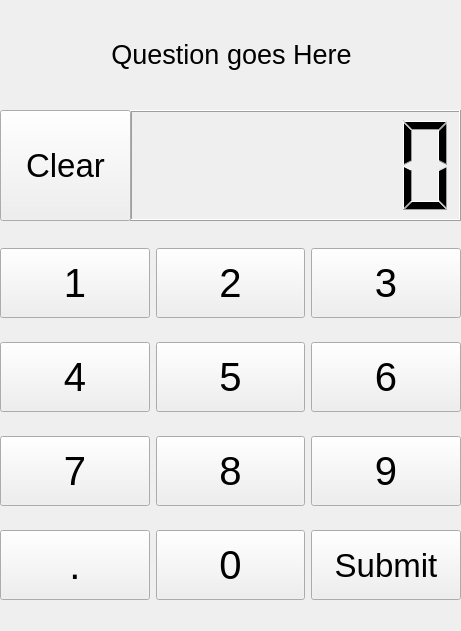
Before: the Qt Designer form umati/UmatiMathTaskView.ui in kheimerl/umati, drawn with Qt 5.
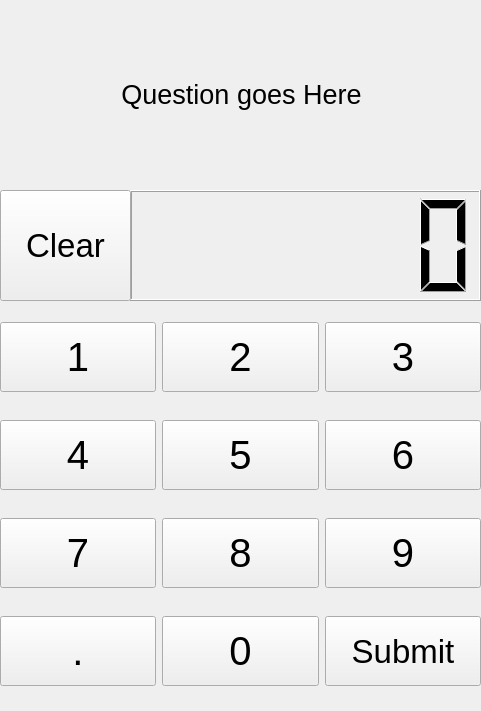
After: the same form once the commit is applied.

```diff
--- a/umati/UmatiMathTaskView.ui
+++ b/umati/UmatiMathTaskView.ui
@@ -6,8 +6,8 @@
    <rect>
     <x>0</x>
     <y>0</y>
-    <width>461</width>
-    <height>631</height>
+    <width>481</width>
+    <height>711</height>
    </rect>
   </property>
   <property name="windowTitle">
@@ -20,9 +20,9 @@
    <property name="geometry">
     <rect>
      <x>0</x>
-     <y>230</y>
-     <width>461</width>
-     <height>391</height>
+     <y>300</y>
+     <width>481</width>
+     <height>411</height>
     </rect>
    </property>
    <layout class="QGridLayout" name="gridLayout_2">
@@ -270,8 +270,8 @@
    <property name="geometry">
     <rect>
      <x>130</x>
-     <y>110</y>
-     <width>331</width>
+     <y>190</y>
+     <width>351</width>
      <height>111</height>
     </rect>
    </property>
@@ -284,8 +284,8 @@
     <rect>
      <x>1</x>
      <y>9</y>
-     <width>461</width>
-     <height>91</height>
+     <width>481</width>
+     <height>171</height>
     </rect>
    </property>
    <property name="font">
@@ -307,7 +307,7 @@
    <property name="geometry">
     <rect>
      <x>0</x>
-     <y>110</y>
+     <y>190</y>
      <width>131</width>
      <height>111</height>
     </rect>
```
Left out of the diff: 5 changed lines with no effect on the pictures.
